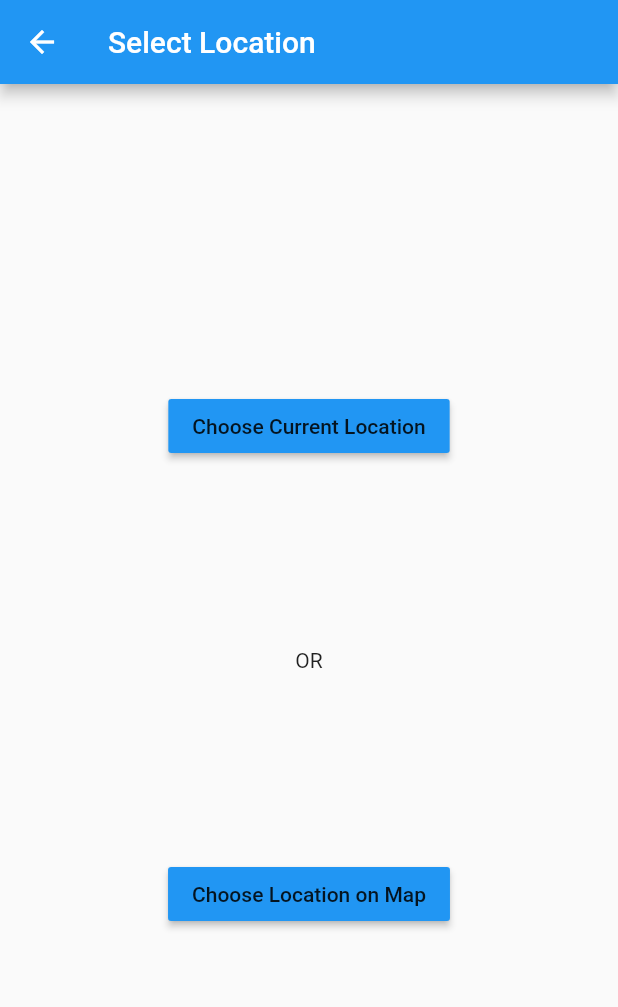
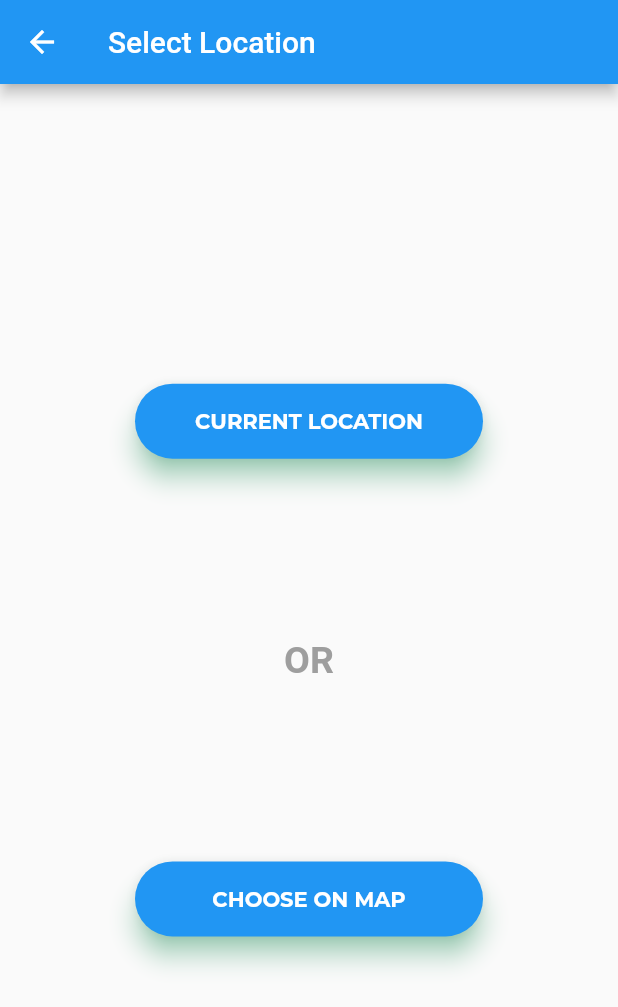
Before and after one commit to hackabit18/bughopper, a Flutter app: the screen it shows after launch, in the side drawer, after a tap on "Report", on a phone screen of 412 x 824 dp. Shown: the top 1007 px of the screen. Run offline on Flutter 3.47's test engine with Material 2 defaults, Android fonts, the phone set to English and light mode, and no system bars; our stand-ins replace cloud_firestore, firebase_auth, flutter_map, google_sign_in, latlong, location; missing offline and left inert: geocoder, sms; accounts and stored records are empty; statements that could not run were skipped; project files that could hold a hidden picture were left out.

Commit message:
button design improved (#26)

```diff
--- a/lib/pages/createReportOptions.dart
+++ b/lib/pages/createReportOptions.dart
@@ -10,6 +10,48 @@ class CreateReportOptions extends StatefulWidget {
 }
 
 class _CreateReportOptionsState extends State<CreateReportOptions> {
+  Widget retButton(text, textColor, color, from) {
+    return Padding(
+      padding: EdgeInsets.all(10.0),
+      child: Container(
+        height: 50.0,
+        child: InkWell(
+          onTap: () {
+            switch (from) {
+              case "current":
+                getCurrentLocation().then((address) {
+                  Navigator.of(context).push(MaterialPageRoute(
+                      builder: (context) => CreateReport(address)));
+                });
+                break;
+
+              case "choose":
+                Navigator.of(context).push(
+                    MaterialPageRoute(builder: (context) => MapView(false)));
+                break;
+            }
+          },
+          child: Material(
+            borderRadius: BorderRadius.circular(40.0),
+            shadowColor: Colors.greenAccent,
+            color: color,
+            elevation: 7.0,
+            child: Center(
+              child: Text(
+                "$text",
+                style: TextStyle(
+                  color: textColor,
+                  fontWeight: FontWeight.bold,
+                  fontFamily: 'Montserrat',
+                ),
+              ),
+            ),
+          ),
+        ),
+      ),
+    );
+  }
+
   @override
   Widget build(BuildContext context) {
     return Scaffold(
@@ -20,23 +62,10 @@ class _CreateReportOptionsState extends State<CreateReportOptions> {
           child: Column(
             mainAxisAlignment: MainAxisAlignment.spaceEvenly,
             children: <Widget>[
-              MaterialButton(
-                child: Text("Choose Current Location"),
-                onPressed: () async {
-                  Address address = await getCurrentLocation();
-                  Navigator.of(context).push(MaterialPageRoute(builder: (context)=>CreateReport(address)));
-                },
-                color: Colors.blue,
-              ),
-              Text("OR"),
-              MaterialButton(
-                child: Text("Choose Location on Map"),
-                color: Colors.blue,
-                onPressed: () {
-                  Navigator.of(context).push(
-                      MaterialPageRoute(builder: (context) => MapView(false)));
-                },
-              )
+              retButton(
+                  "CURRENT LOCATION", Colors.white, Colors.blue, "current"),
+              Text("OR", style: TextStyle(fontSize: 25.0, fontWeight: FontWeight.bold, color: Colors.grey),),
+              retButton("CHOOSE ON MAP", Colors.white, Colors.blue, "choose"),
             ],
           ),
         ),
--- a/lib/pages/mapview.dart
+++ b/lib/pages/mapview.dart
@@ -37,7 +37,8 @@ class _MapViewState extends State<MapView> {
         title: new Text("Tap to add pins"),
         actions: <Widget>[
           MaterialButton(
-            child: Text("ok"),
+            color: Colors.white,
+            child: Text("OK", style: TextStyle(fontSize: 20.0, fontFamily: "Montserrat",fontWeight: FontWeight.bold),),
             onPressed: () async {
               print(tappedPoints[0]);
 
```
